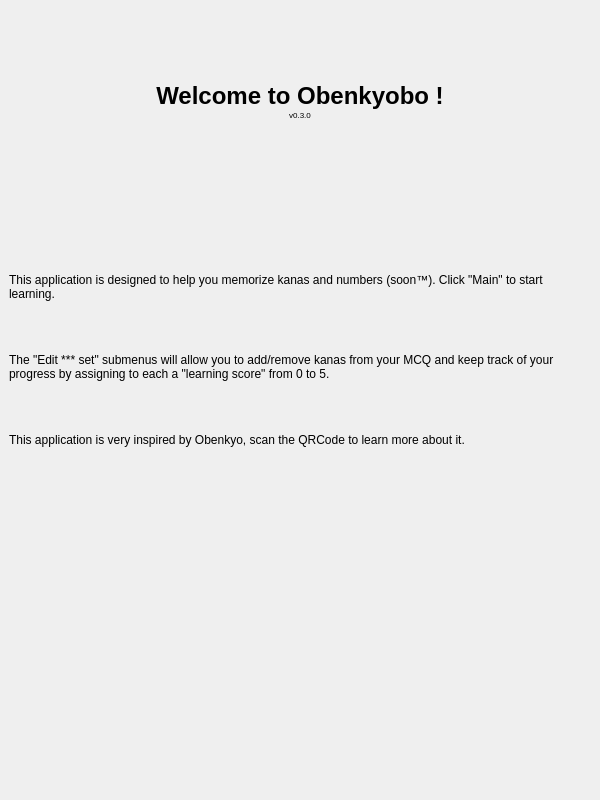
Before: the Qt Designer form Src/Pages/WelcomePage.ui in Aryetis/Obenkyobo, drawn with Qt 5.
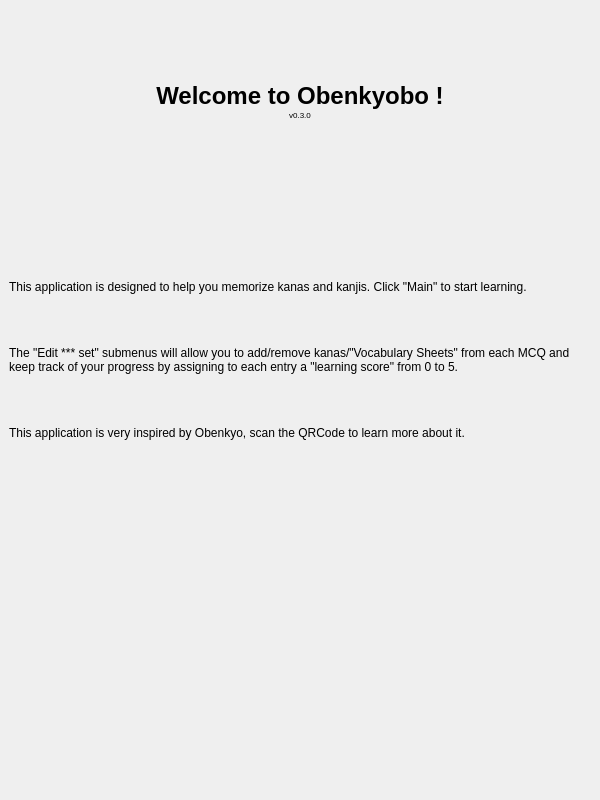
After: the same form once the commit is applied. Icons and pictures are not drawn.

```diff
--- a/Src/Pages/WelcomePage.ui
+++ b/Src/Pages/WelcomePage.ui
@@ -138,7 +138,7 @@
           </sizepolicy>
          </property>
          <property name="text">
-          <string>&lt;html&gt;&lt;head/&gt;&lt;body&gt;&lt;p&gt;  This application is designed to help you memorize kanas and numbers (soon™). Click &amp;quot;Main&amp;quot; to start learning.&lt;/p&gt;&lt;p&gt;&lt;br/&gt;&lt;/p&gt;&lt;p&gt;  The &amp;quot;Edit *** set&amp;quot; submenus will allow you to add/remove kanas from your MCQ and keep track of your progress by assigning to each a &amp;quot;learning score&amp;quot; from 0 to 5.&lt;/p&gt;&lt;p&gt;&lt;br/&gt;&lt;/p&gt;&lt;p&gt;  This application is very inspired by Obenkyo, scan the QRCode to learn more about it.&lt;/p&gt;&lt;/body&gt;&lt;/html&gt;</string>
+          <string>&lt;html&gt;&lt;head/&gt;&lt;body&gt;&lt;p&gt;This application is designed to help you memorize kanas and kanjis. Click &amp;quot;Main&amp;quot; to start learning.&lt;/p&gt;&lt;p&gt;&lt;br/&gt;&lt;/p&gt;&lt;p&gt;The &amp;quot;Edit *** set&amp;quot; submenus will allow you to add/remove kanas/&amp;quot;Vocabulary Sheets&amp;quot; from each MCQ and keep track of your progress by assigning to each entry a &amp;quot;learning score&amp;quot; from 0 to 5.&lt;/p&gt;&lt;p&gt;&lt;br/&gt;&lt;/p&gt;&lt;p&gt;This application is very inspired by Obenkyo, scan the QRCode to learn more about it.&lt;/p&gt;&lt;/body&gt;&lt;/html&gt;</string>
          </property>
          <property name="alignment">
           <set>Qt::AlignLeading|Qt::AlignLeft|Qt::AlignVCenter</set>
```
